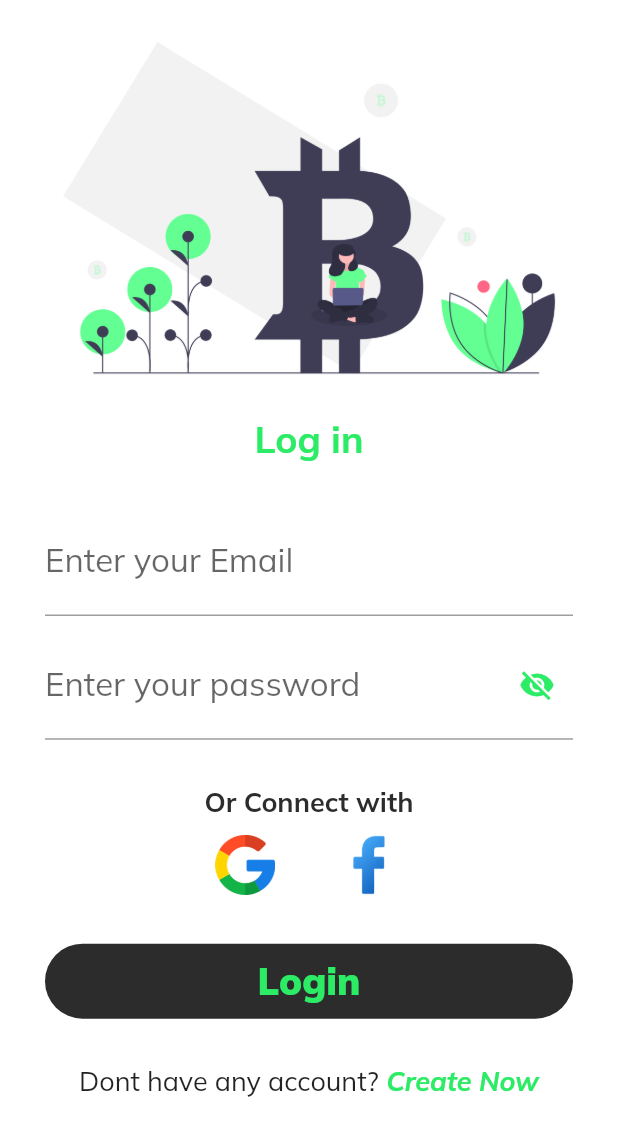
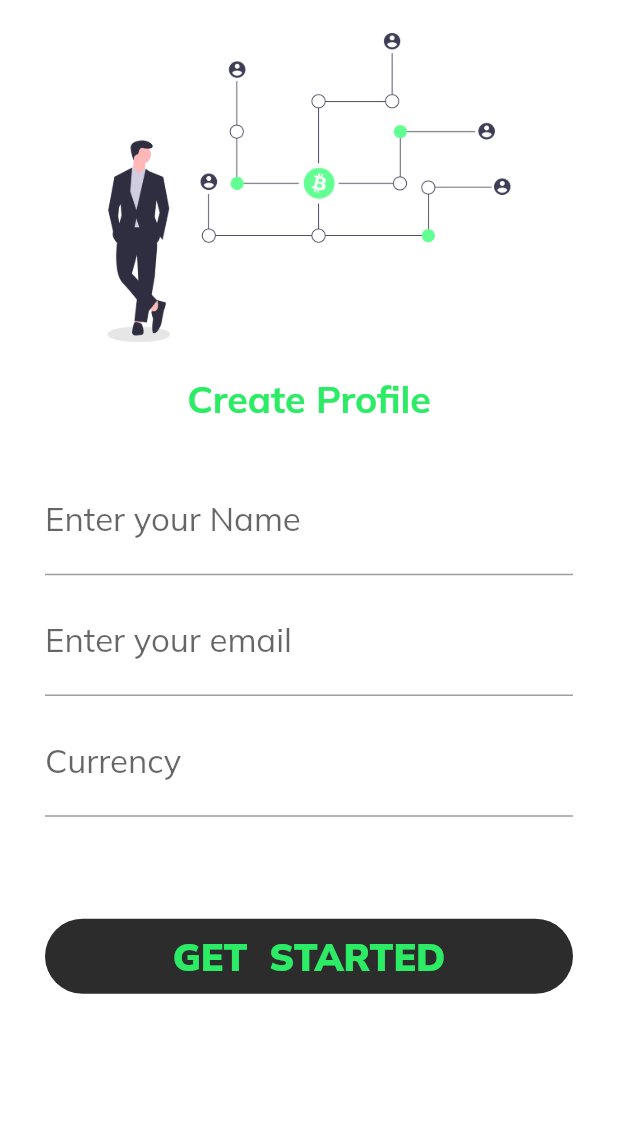
Before and after one commit to xX0ZAK0Xx/Money-Manager, a Flutter app: the screen it shows after launch, on a phone screen of 412 x 824 dp. Shown: the top 1136 px of the screen. Run offline on Flutter 3.47's test engine with Material 2 defaults, Android fonts, the phone set to English and light mode, and no system bars; our stand-ins replace flutter_spinkit, google_fonts; missing offline and left inert: animated_typing.

Commit message:
Create Profile

```diff
--- /dev/null
+++ b/lib/screens/account/credentials.dart
@@ -0,0 +1,90 @@
+import 'package:flutter/material.dart';
+import 'package:money_minder/styles.dart';
+
+
+class Credentials extends StatefulWidget {
+  const Credentials({super.key});
+
+  @override
+  State<Credentials> createState() => _CredentialsState();
+}
+
+class _CredentialsState extends State<Credentials> {
+  TextEditingController _name = TextEditingController();
+  TextEditingController _email = TextEditingController();
+  TextEditingController _currency = TextEditingController();
+  @override
+  Widget build(BuildContext context) {
+    return Scaffold(
+      backgroundColor: Colors.white,
+      body: SafeArea(
+        child: SingleChildScrollView(
+          child: Column(
+            // mainAxisAlignment: MainAxisAlignment.spaceBetween,
+            children: [
+            Image(image: AssetImage('assets/money2.png'), height: 250,),
+            Text('Create Profile', style: TextStyle(color: accent, fontSize: 25, fontWeight: FontWeight.bold),),
+            Container(
+              padding: EdgeInsets.all(30),
+              child: Column(
+                children: [
+                  InputBox(controller: _name, text: "Enter your Name"),
+                  SizedBox(height: 8),
+                  InputBox(controller: _email, text: "Enter your email"),
+                  SizedBox(height: 8),
+                  InputBox(controller: _currency, text: "Currency"),
+                ],
+              ),
+            ),
+            SizedBox(height: 8),
+            GestureDetector(
+              onTap: (){},
+              child: Container(
+                margin: EdgeInsets.all(30),
+                height: 50,
+                width: double.infinity,
+                decoration: BoxDecoration(
+                  color: secondary,
+                  borderRadius: BorderRadius.circular(30),
+                ),
+                child: Center(child: Text("GET  STARTED", style: TextStyle(color: accent, fontWeight: FontWeight.w900, fontSize: 25),)),
+              ),
+            ),
+          ]),
+        ),
+      ),
+    );
+  }
+}
+
+class InputBox extends StatefulWidget {
+  final TextEditingController controller;
+  final String text;
+
+
+  const InputBox({
+    Key? key,
+    required this.controller,
+    required this.text,
+  }) : super(key: key);
+
+  @override
+  _InputBoxState createState() => _InputBoxState();
+}
+
+class _InputBoxState extends State<InputBox> {
+  bool _obscureText = true; // Local state to handle the visibility of the text
+
+  @override
+  Widget build(BuildContext context) {
+    return TextField(
+      controller: widget.controller,
+      decoration: InputDecoration(
+        labelText: widget.text,
+        border: UnderlineInputBorder(),
+
+      ),
+      style: TextStyle(fontSize: 22),// Use local state here
+    );
+  }
+}
--- a/lib/screens/homePage.dart
+++ b/lib/screens/homePage.dart
@@ -0,0 +1,10 @@
+import 'package:flutter/material.dart';
+
+class HomePage extends StatelessWidget {
+  const HomePage({super.key});
+
+  @override
+  Widget build(BuildContext context) {
+    return Scaffold();
+  }
+}
--- a/lib/screens/starterPage.dart
+++ b/lib/screens/starterPage.dart
@@ -1,7 +1,7 @@
 import 'package:animated_typing/animated_typing.dart';
 import 'package:flutter/material.dart';
 import 'package:flutter_spinkit/flutter_spinkit.dart';
-import 'package:money_minder/screens/account/login.dart';
+import 'package:money_minder/screens/account/credentials.dart';
 import 'package:money_minder/screens/bottomNavigation.dart';
 import 'package:money_minder/styles.dart';
 
@@ -17,7 +17,7 @@ class _StarterPageState extends State<StarterPage> {
   @override
   void initState() {
     super.initState();
-    Future.delayed(Duration(seconds: 3)).then((value) => Navigator.of(context).pushReplacement(MaterialPageRoute(builder: (ctx)=> widget.isLoggedIn ? BottomBar() : Login())));
+    Future.delayed(Duration(seconds: 3)).then((value) => Navigator.of(context).pushReplacement(MaterialPageRoute(builder: (ctx)=> widget.isLoggedIn ? BottomBar() : Credentials())));
   }
   @override
   Widget build(BuildContext context) {
```
